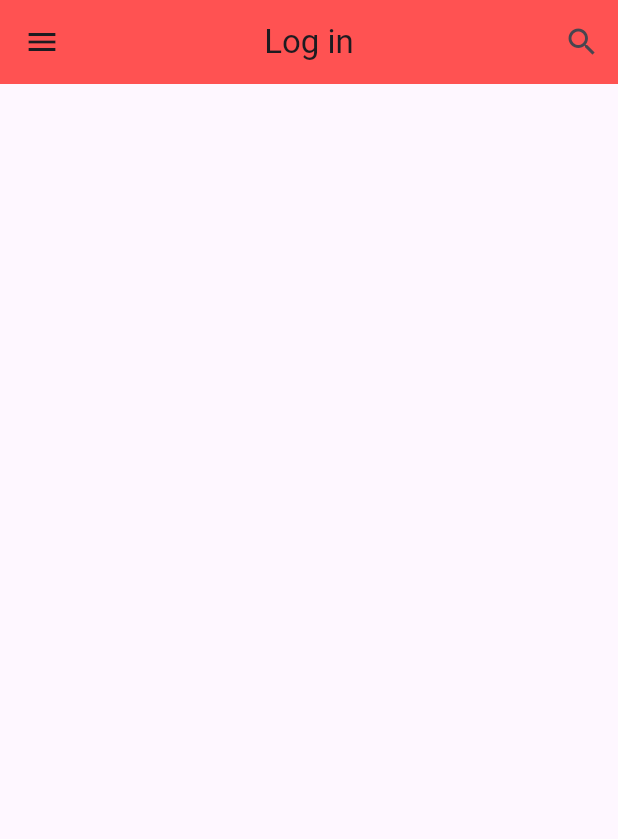
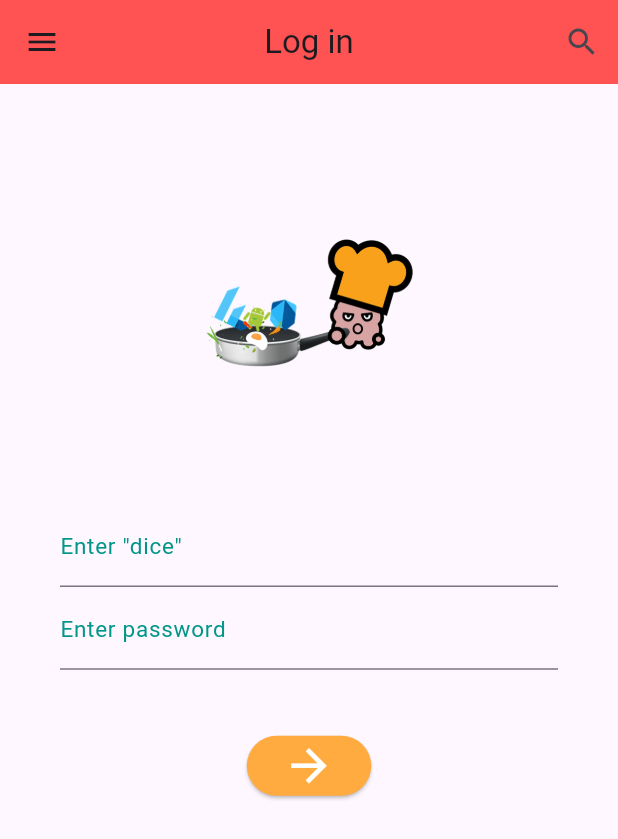
Before and after one commit to lklab/flutter-test, a Flutter app: the screen it shows after launch, on a phone screen of 412 x 824 dp. Shown: the top 839 px of the screen. Run offline on Flutter 3.47's test engine with Material 3 defaults, Android fonts, the phone set to English and light mode, and no system bars; our stand-ins replace fluttertoast.

Commit message:
로그인 페이지 구현

```diff
--- a/login_dice/lib/main.dart
+++ b/login_dice/lib/main.dart
@@ -13,7 +13,12 @@ class MyApp extends StatelessWidget {
   }
 }
 
-class LogIn extends StatelessWidget {
+class LogIn extends StatefulWidget {
+  @override
+  State<LogIn> createState() => _LogInState();
+}
+
+class _LogInState extends State<LogIn> {
   @override
   Widget build(BuildContext context) {
     return Scaffold(
@@ -32,6 +37,75 @@ class LogIn extends StatelessWidget {
           )
         ],
       ),
+      body: SingleChildScrollView(
+        child: Column(
+          children: [
+            Padding(
+              padding: EdgeInsets.only(top: 50.0),
+            ),
+            Center(
+              child: Image(
+                image: AssetImage('image/chef.gif'),
+                width: 170.0,
+                height: 190.0,
+              ),
+            ),
+            Form(
+              child: Theme(
+                data: ThemeData(
+                  primaryColor: Colors.teal,
+                  inputDecorationTheme: InputDecorationTheme(
+                    labelStyle: TextStyle(
+                      color: Colors.teal,
+                      fontSize: 15.0,
+                    ),
+                  ),
+                ),
+                child: Container(
+                  padding: EdgeInsets.all(40.0),
+                  child: Column(
+                    children: [
+                      TextField(
+                        decoration: InputDecoration(
+                          labelText: 'Enter "dice"',
+                        ),
+                        keyboardType: TextInputType.emailAddress,
+                      ),
+                      TextField(
+                        decoration: InputDecoration(
+                          labelText: 'Enter password',
+                        ),
+                        keyboardType: TextInputType.text,
+                        obscureText: true,
+                      ),
+                      SizedBox(
+                        height: 40.0,
+                      ),
+                      ButtonTheme(
+                        minWidth: 100.0,
+                        height: 50.0,
+                        child: ElevatedButton(
+                          style: ElevatedButton.styleFrom(
+                            backgroundColor: Colors.orangeAccent,
+                          ),
+                          onPressed: () {
+
+                          },
+                          child: Icon(
+                            Icons.arrow_forward,
+                            color: Colors.white,
+                            size: 35.0,
+                          ),
+                        ),
+                      ),
+                    ],
+                  ),
+                ),
+              ),
+            ),
+          ],
+        ),
+      ),
     );
   }
 }
```
